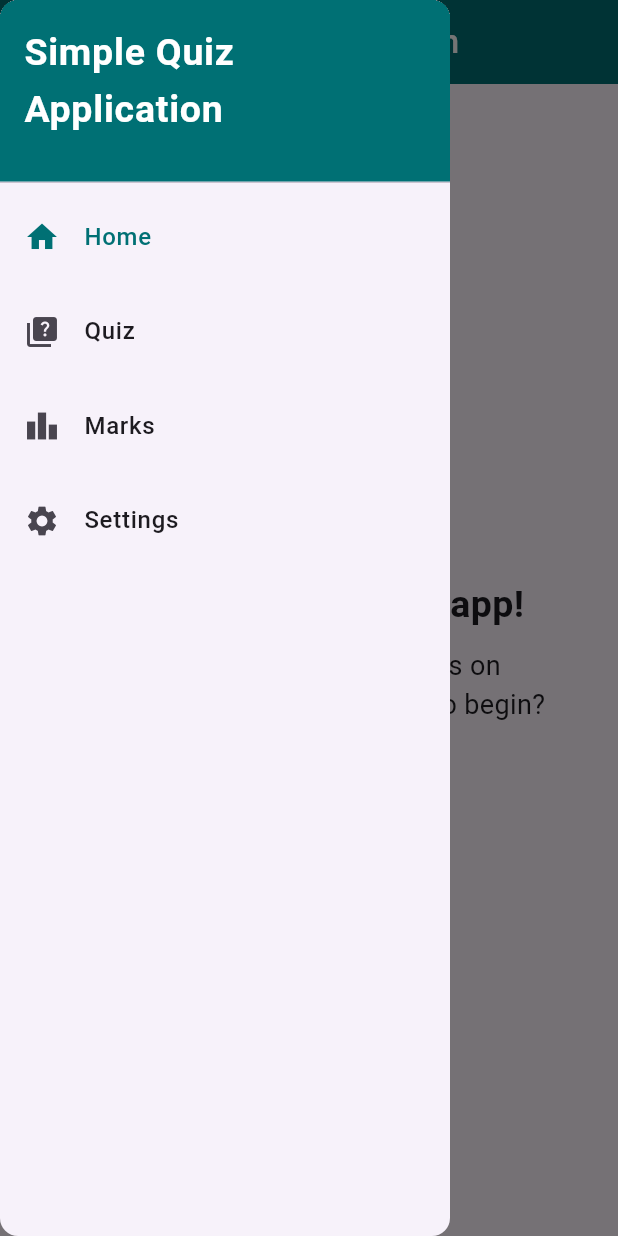
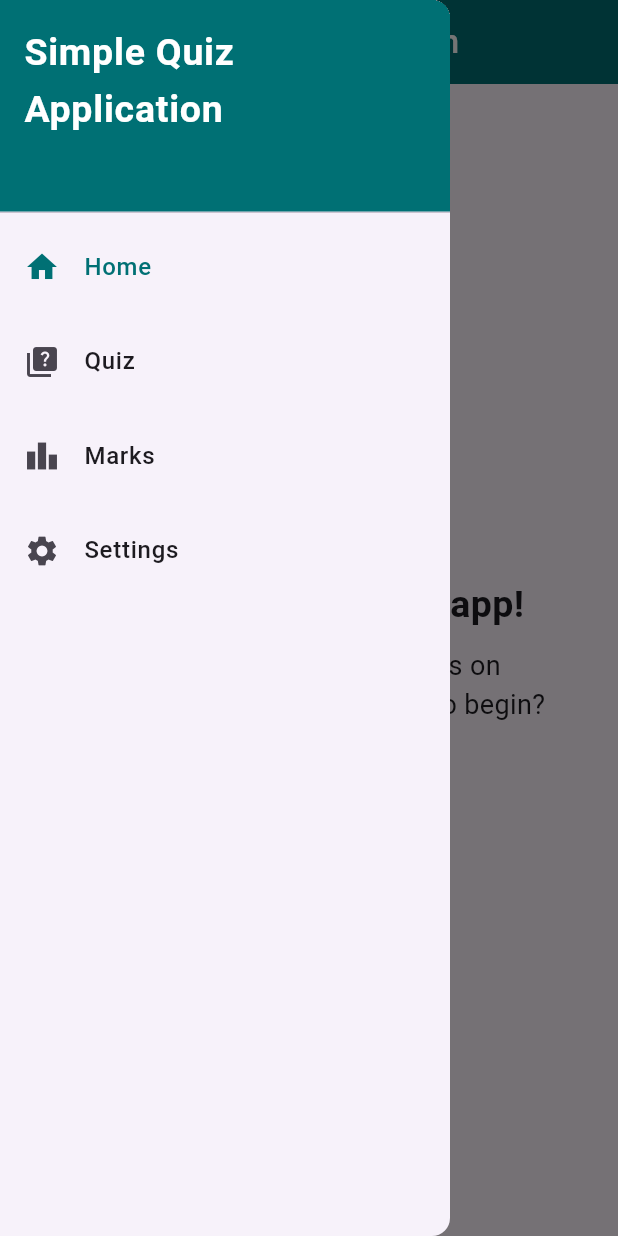
Before and after one commit to heetsolanki/Simple-Quiz-Application-Flutter, a Flutter app: the screen it shows after launch, with the side drawer open, on a phone screen of 412 x 824 dp. Run offline on Flutter 3.47's test engine with Material 3 defaults, Android fonts, the phone set to English and light mode, and no system bars; missing offline and left inert: smooth_list_view.

Commit message:
Updated Drawer Menu Styling

```diff
--- a/simple_quiz_application/lib/main.dart
+++ b/simple_quiz_application/lib/main.dart
@@ -127,14 +127,19 @@ class MainPageState extends State<MainPage> {
         // leading: Icon(Icons.quiz),
       ),
       drawer: Drawer(
-        shape: RoundedRectangleBorder(borderRadius: BorderRadius.circular(12)),
+        shape: RoundedRectangleBorder(
+          borderRadius: BorderRadius.only(
+            bottomRight: Radius.circular(12),
+            topRight: Radius.circular(12),
+          ),
+        ),
         width: 300,
         elevation: 20.0,
         child: ListView(
           padding: EdgeInsets.zero,
           children: [
             SizedBox(
-              height: 130,
+              height: 150,
               child: const DrawerHeader(
                 decoration: BoxDecoration(
                   color: Color.fromRGBO(0, 112, 116, 1),
```
